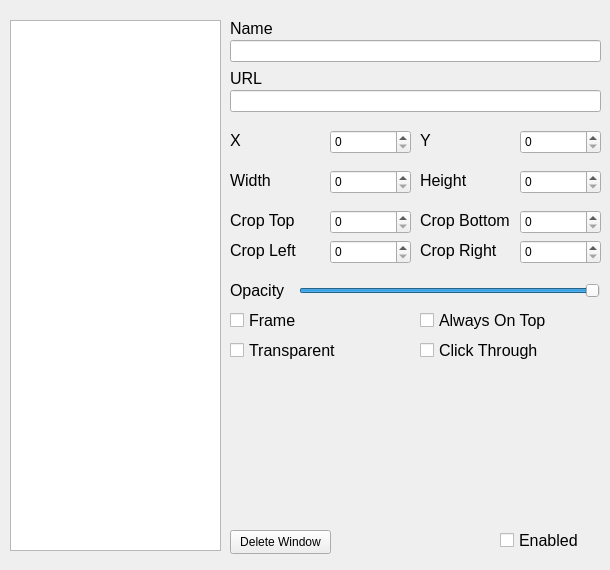
First picture: the form in ui/config_editor.ui, repository Thegamefire/transparentwebhud, before the edit.
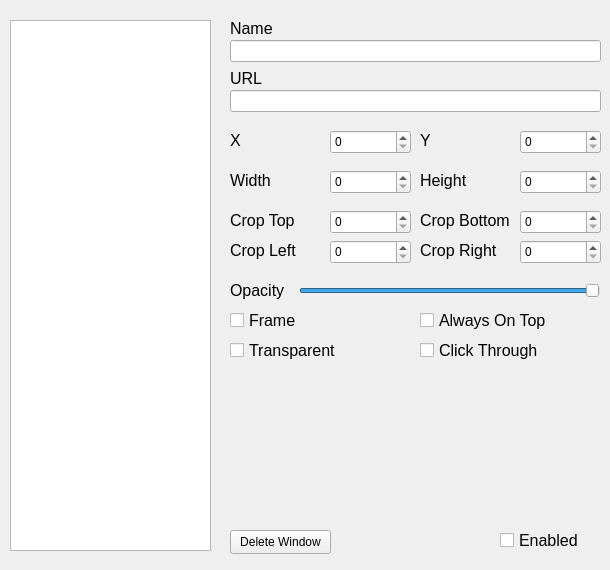
Second picture: the form after the edit.

Patch:
```diff
--- a/ui/config_editor.ui
+++ b/ui/config_editor.ui
@@ -26,16 +26,6 @@
    <string>MainWindow</string>
   </property>
   <widget class="QWidget" name="centralwidget">
-   <widget class="QListWidget" name="listWidget">
-    <property name="geometry">
-     <rect>
-      <x>10</x>
-      <y>20</y>
-      <width>211</width>
-      <height>531</height>
-     </rect>
-    </property>
-   </widget>
    <widget class="QLabel" name="label">
     <property name="geometry">
      <rect>
@@ -474,6 +464,16 @@
      </rect>
     </property>
    </widget>
+   <widget class="QListView" name="listView">
+    <property name="geometry">
+     <rect>
+      <x>10</x>
+      <y>20</y>
+      <width>201</width>
+      <height>531</height>
+     </rect>
+    </property>
+   </widget>
   </widget>
  </widget>
  <resources/>
```
